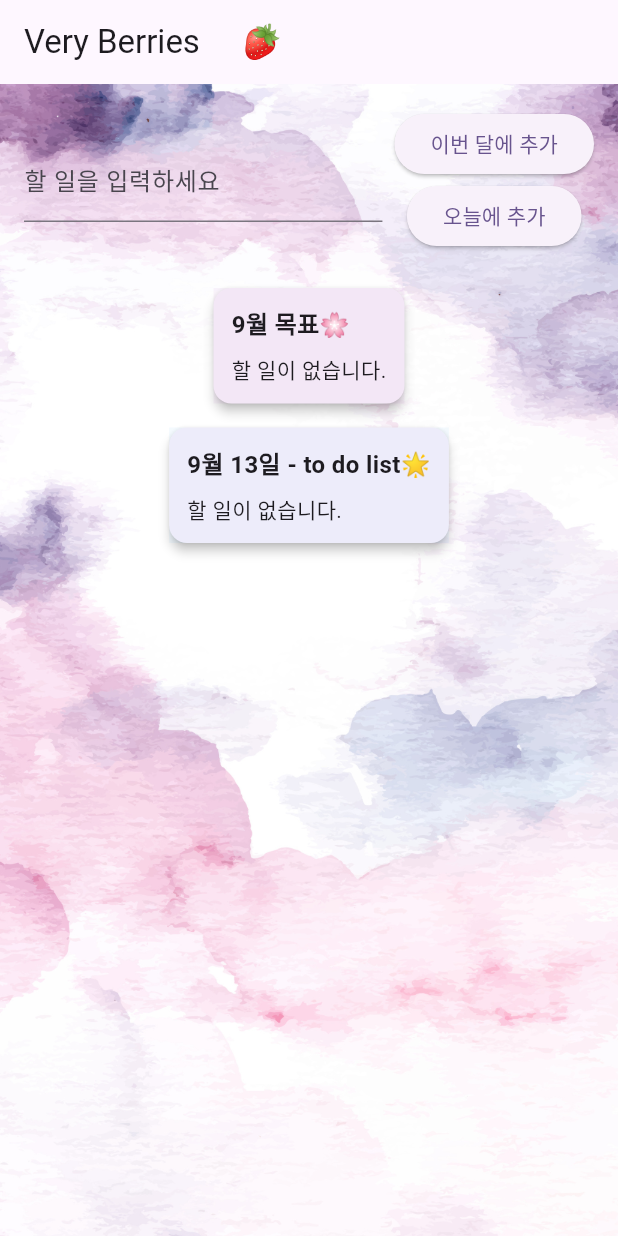
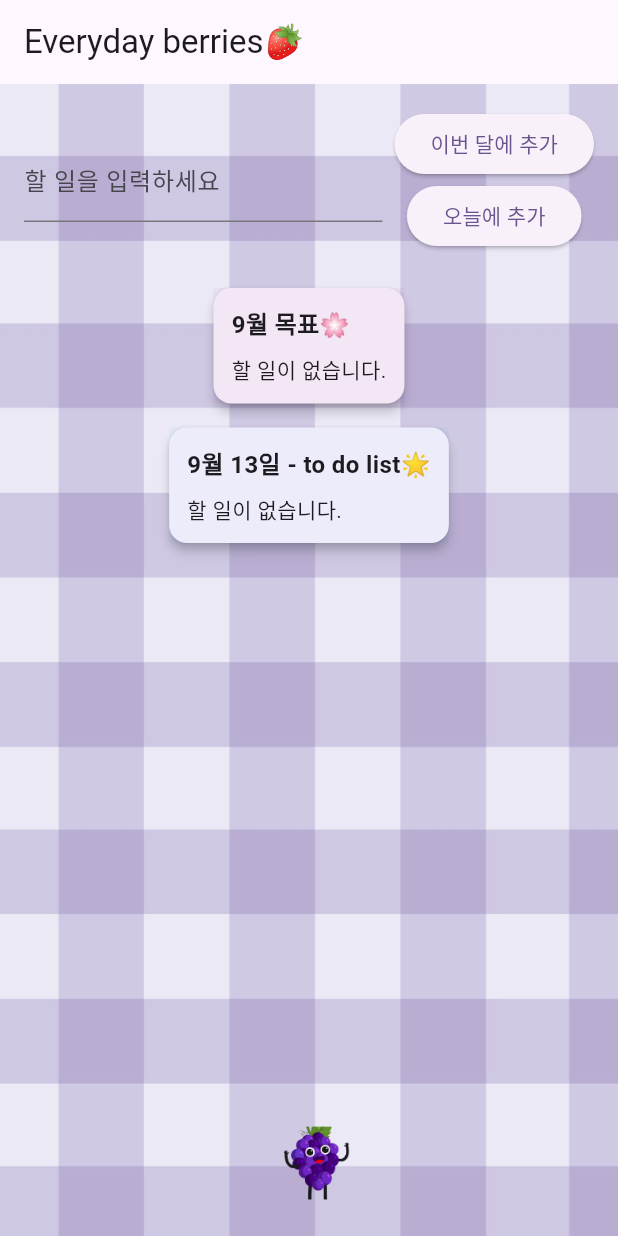
Before and after one commit to lenayoo/veryberries, a Flutter app: the screen it shows after launch, on a phone screen of 412 x 824 dp. Run offline on Flutter 3.47's test engine with Material 3 defaults, Android fonts, the phone set to English and light mode, and no system bars; our stand-ins replace flutter_secure_storage.

Commit message:
feat: add bg and app icon

```diff
--- a/lib/main.dart
+++ b/lib/main.dart
@@ -150,12 +150,12 @@ class _TodoListPageState extends State<TodoListPage> {
   @override
   Widget build(BuildContext context) {
     return Scaffold(
-      appBar: AppBar(title: const Text('Very Berries🫐🍓')),
+      appBar: AppBar(title: const Text('Everyday berries🍓')),
       body: Stack(
         children: [
           // ✅ 배경 이미지 추가
           Positioned.fill(
-            child: Image.asset('assets/images/main-bg.png', fit: BoxFit.cover),
+            child: Image.asset('assets/images/sub-bg.png', fit: BoxFit.cover),
           ),
           SafeArea(
             child: Padding(
```
Also changed, not shown: pubspec.yaml (+8 -0 lines), assets/images/icon.png (added), assets/images/sub-bg.png (added), pubspec.lock.
